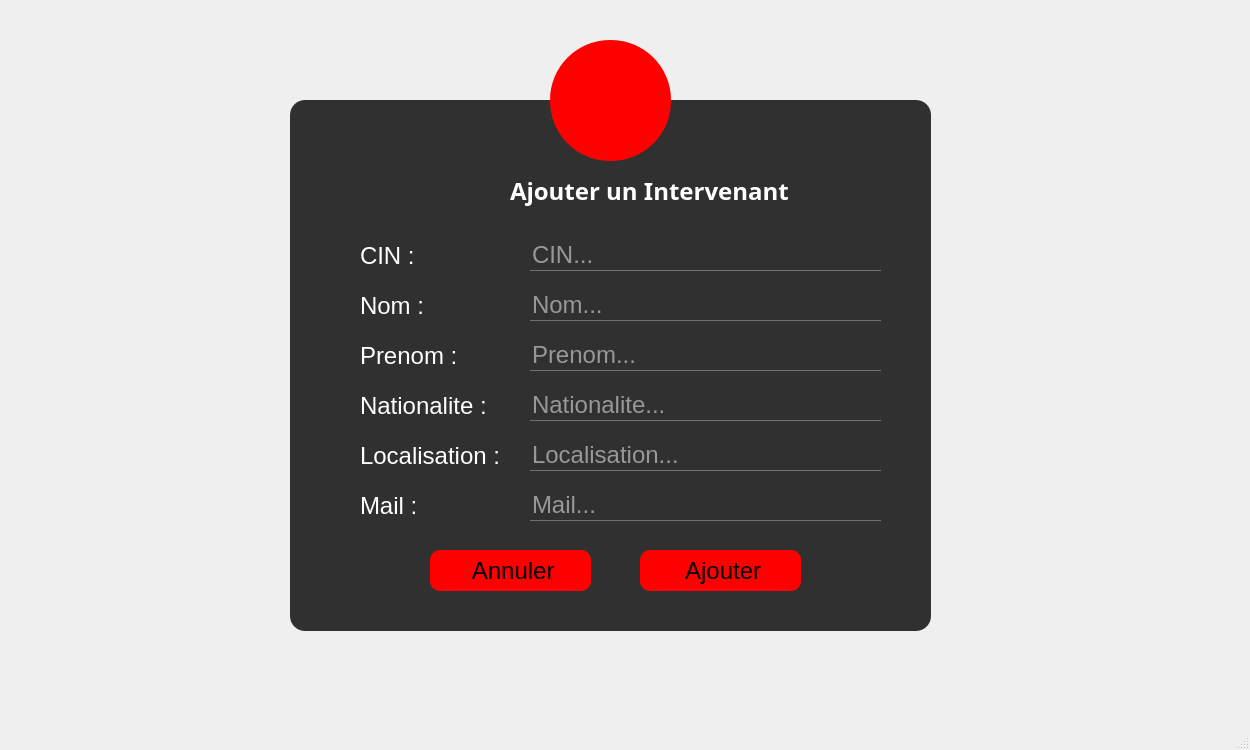
First picture: the form in affairesjuridiques.ui, repository nefissaKhiari/Smart_Plolice_Station, before the edit.
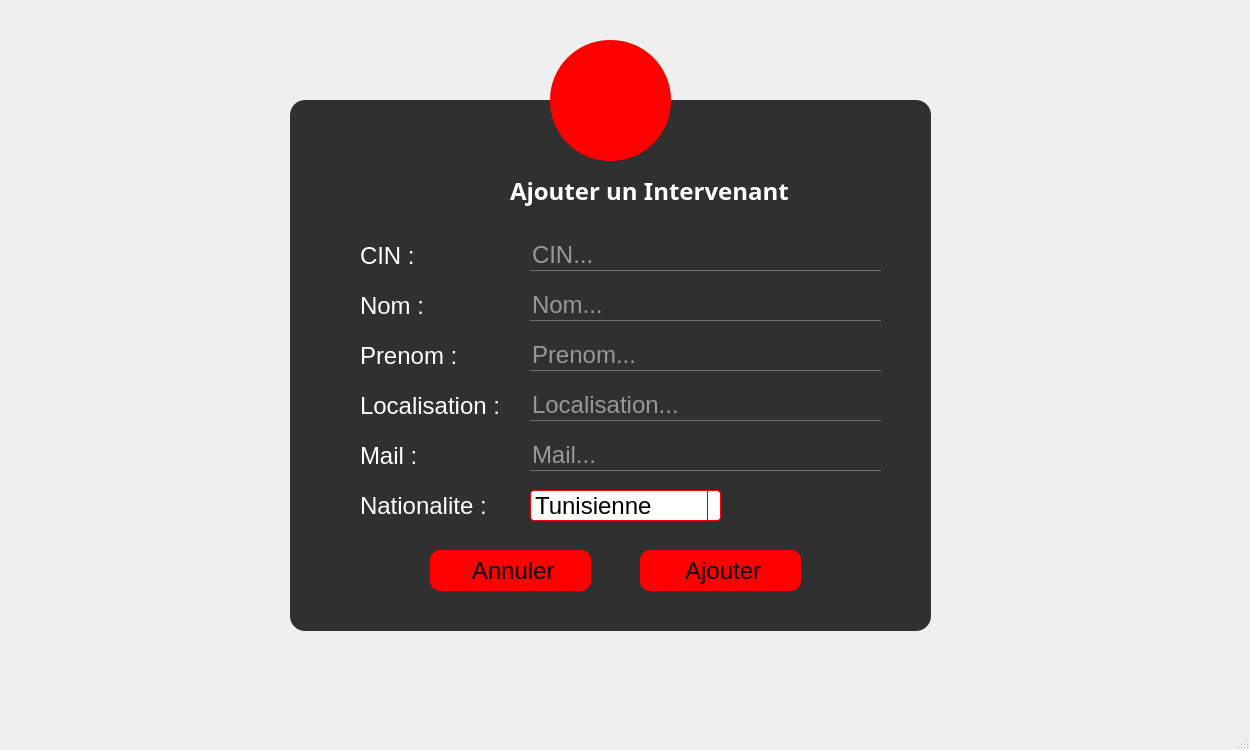
Second picture: the form after the edit. The open tabs and pages were chosen to show the change. Icons and pictures are not drawn.

```diff
--- a/affairesjuridiques.ui
+++ b/affairesjuridiques.ui
@@ -998,7 +998,7 @@
        <property name="geometry">
         <rect>
          <x>70</x>
-         <y>290</y>
+         <y>390</y>
          <width>131</width>
          <height>31</height>
         </rect>
@@ -1014,7 +1014,7 @@
        <property name="geometry">
         <rect>
          <x>70</x>
-         <y>340</y>
+         <y>290</y>
          <width>141</width>
          <height>31</height>
         </rect>
@@ -1030,7 +1030,7 @@
        <property name="geometry">
         <rect>
          <x>70</x>
-         <y>390</y>
+         <y>340</y>
          <width>141</width>
          <height>31</height>
         </rect>
@@ -1068,24 +1068,11 @@
         <string>Prenom...</string>
        </property>
       </widget>
-      <widget class="QLineEdit" name="LE_ANationaliteIntervenant">
-       <property name="geometry">
-        <rect>
-         <x>240</x>
-         <y>290</y>
-         <width>351</width>
-         <height>31</height>
-        </rect>
-       </property>
-       <property name="placeholderText">
-        <string>Nationalite...</string>
-       </property>
-      </widget>
       <widget class="QLineEdit" name="LE_ALocalIntervenant">
        <property name="geometry">
         <rect>
          <x>240</x>
-         <y>340</y>
+         <y>290</y>
          <width>351</width>
          <height>31</height>
         </rect>
@@ -1098,7 +1085,7 @@
        <property name="geometry">
         <rect>
          <x>240</x>
-         <y>390</y>
+         <y>340</y>
          <width>351</width>
          <height>31</height>
         </rect>
@@ -1220,6 +1207,101 @@
         <string>CIN...</string>
        </property>
       </widget>
+      <widget class="QComboBox" name="CB_ANationaliteIntervenant">
+       <property name="geometry">
+        <rect>
+         <x>240</x>
+         <y>390</y>
+         <width>191</width>
+         <height>31</height>
+        </rect>
+       </property>
+       <property name="styleSheet">
+        <string notr="true">QComboBox {
+  border: 1px solid red;
+  border-radius: 4px;
+  background: white;
+}
+
+QComboBox QAbstractItemView {
+  border: 1px solid black;
+  border-radius: 0;
+  background-color: white;
+  selection-background-color:#305068;
+}
+
+QComboBox QAbstractItemView:hover {
+  background-color: white;
+  color: #F0F0F0;
+}
+
+QComboBox QAbstractItemView:selected {
+  background: #1464A0;
+  color: #32414B;
+}
+
+QComboBox QAbstractItemView:alternate {
+  background: #19232D;
+}
+
+QComboBox:disabled {
+  background-color: #19232D;
+  color: #787878;
+}
+
+QComboBox:hover {
+  border: 1px solid #148CD2;
+}
+
+QComboBox:focus {
+  border: 1px solid #1464A0;
+}
+
+QComboBox:on {
+  selection-background-color: #1464A0;
+}
+
+QComboBox::item:checked {
+  font-weight: bold;
+}
+
+QComboBox::item:selected {
+  border: 0px solid transparent;
+}
+
+QComboBox::drop-down {
+  subcontrol-origin: padding;
+  subcontrol-position: top right;
+  width: 12px;
+  border-left: 1px solid #32414B;
+}</string>
+       </property>
+       <item>
+        <property name="text">
+         <string>Tunisienne</string>
+        </property>
+       </item>
+       <item>
+        <property name="text">
+         <string>Francaise</string>
+        </property>
+       </item>
+       <item>
+        <property name="text">
+         <string>Algerienne</string>
+        </property>
+       </item>
+       <item>
+        <property name="text">
+         <string>Libanaise</string>
+        </property>
+       </item>
+       <item>
+        <property name="text">
+         <string>Autres...</string>
+        </property>
+       </item>
+      </widget>
      </widget>
      <zorder>frame_4</zorder>
      <zorder>toolButton_3</zorder>
```
Left out of the diff: 153 changed lines with no effect on the pictures.
